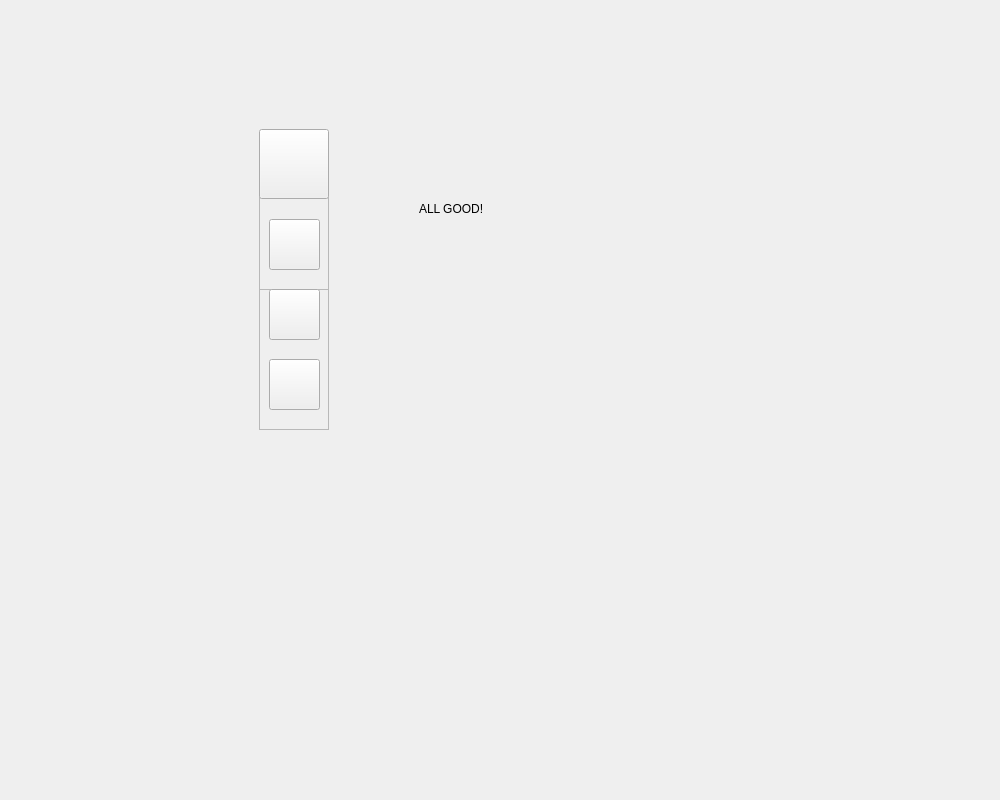
Qt form Yandex/designer/yandex.ui (IRINQUE/YandexLiceum-Messenger) before a commit.
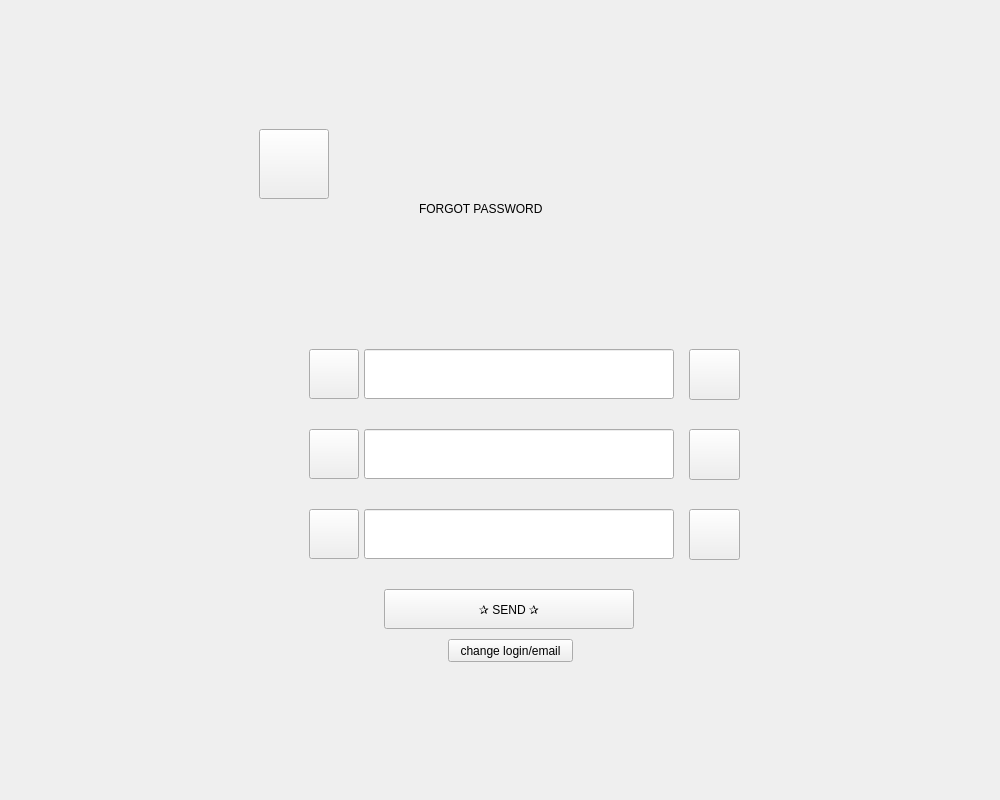
The same form after that commit.

```diff
--- a/Yandex/designer/yandex.ui
+++ b/Yandex/designer/yandex.ui
@@ -614,6 +614,238 @@
        <zorder>L_reg_warning_1</zorder>
        <zorder>L_reg_warning_2</zorder>
        <zorder>L_reg_const_3</zorder>
+       <zorder>B_reg_forgot_password</zorder>
+      </widget>
+      <widget class="QWidget" name="page_forgot_password">
+       <widget class="QLabel" name="L_forgot_password_const_0">
+        <property name="geometry">
+         <rect>
+          <x>410</x>
+          <y>150</y>
+          <width>300</width>
+          <height>100</height>
+         </rect>
+        </property>
+        <property name="text">
+         <string>FORGOT PASSWORD</string>
+        </property>
+       </widget>
+       <widget class="QLabel" name="L_forgot_password_const_1">
+        <property name="geometry">
+         <rect>
+          <x>250</x>
+          <y>120</y>
+          <width>500</width>
+          <height>380</height>
+         </rect>
+        </property>
+        <property name="text">
+         <string/>
+        </property>
+       </widget>
+       <widget class="QLabel" name="L_forgot_password_const_2">
+        <property name="geometry">
+         <rect>
+          <x>250</x>
+          <y>280</y>
+          <width>500</width>
+          <height>380</height>
+         </rect>
+        </property>
+        <property name="text">
+         <string/>
+        </property>
+       </widget>
+       <widget class="QLabel" name="L_forgot_password_const_3">
+        <property name="geometry">
+         <rect>
+          <x>250</x>
+          <y>640</y>
+          <width>500</width>
+          <height>45</height>
+         </rect>
+        </property>
+        <property name="text">
+         <string/>
+        </property>
+       </widget>
+       <widget class="QLineEdit" name="LE_forgot_password_login">
+        <property name="geometry">
+         <rect>
+          <x>355</x>
+          <y>340</y>
+          <width>310</width>
+          <height>50</height>
+         </rect>
+        </property>
+       </widget>
+       <widget class="QLineEdit" name="LE_forgot_password_email">
+        <property name="geometry">
+         <rect>
+          <x>355</x>
+          <y>420</y>
+          <width>310</width>
+          <height>50</height>
+         </rect>
+        </property>
+       </widget>
+       <widget class="QLineEdit" name="LE_forgot_password_code">
+        <property name="geometry">
+         <rect>
+          <x>355</x>
+          <y>500</y>
+          <width>310</width>
+          <height>50</height>
+         </rect>
+        </property>
+       </widget>
+       <widget class="QPushButton" name="B_forgot_password_save">
+        <property name="geometry">
+         <rect>
+          <x>375</x>
+          <y>580</y>
+          <width>250</width>
+          <height>40</height>
+         </rect>
+        </property>
+        <property name="text">
+         <string>✰ SEND ✰</string>
+        </property>
+       </widget>
+       <widget class="QPushButton" name="B_forgot_password_ic_log">
+        <property name="geometry">
+         <rect>
+          <x>300</x>
+          <y>340</y>
+          <width>50</width>
+          <height>50</height>
+         </rect>
+        </property>
+        <property name="text">
+         <string/>
+        </property>
+       </widget>
+       <widget class="QPushButton" name="B_forgot_password_ic_email">
+        <property name="geometry">
+         <rect>
+          <x>300</x>
+          <y>420</y>
+          <width>50</width>
+          <height>50</height>
+         </rect>
+        </property>
+        <property name="text">
+         <string/>
+        </property>
+       </widget>
+       <widget class="QPushButton" name="B_forgot_password_ic_code">
+        <property name="geometry">
+         <rect>
+          <x>300</x>
+          <y>500</y>
+          <width>50</width>
+          <height>50</height>
+         </rect>
+        </property>
+        <property name="text">
+         <string/>
+        </property>
+       </widget>
+       <widget class="QPushButton" name="B_forgot_password_back">
+        <property name="geometry">
+         <rect>
+          <x>250</x>
+          <y>120</y>
+          <width>70</width>
+          <height>70</height>
+         </rect>
+        </property>
+        <property name="text">
+         <string/>
+        </property>
+       </widget>
+       <widget class="QPushButton" name="B_forgot_password_change">
+        <property name="geometry">
+         <rect>
+          <x>439</x>
+          <y>630</y>
+          <width>125</width>
+          <height>23</height>
+         </rect>
+        </property>
+        <property name="text">
+         <string>change login/email</string>
+        </property>
+       </widget>
+       <widget class="QPushButton" name="B_forgot_password_warning_1">
+        <property name="geometry">
+         <rect>
+          <x>680</x>
+          <y>340</y>
+          <width>51</width>
+          <height>51</height>
+         </rect>
+        </property>
+        <property name="text">
+         <string/>
+        </property>
+       </widget>
+       <widget class="QPushButton" name="B_forgot_password_warning_2">
+        <property name="geometry">
+         <rect>
+          <x>680</x>
+          <y>420</y>
+          <width>51</width>
+          <height>51</height>
+         </rect>
+        </property>
+        <property name="text">
+         <string/>
+        </property>
+       </widget>
+       <widget class="QPushButton" name="B_forgot_password_warning_3">
+        <property name="geometry">
+         <rect>
+          <x>680</x>
+          <y>500</y>
+          <width>51</width>
+          <height>51</height>
+         </rect>
+        </property>
+        <property name="text">
+         <string/>
+        </property>
+       </widget>
+       <widget class="QLabel" name="L_forgot_password_warning">
+        <property name="geometry">
+         <rect>
+          <x>360</x>
+          <y>290</y>
+          <width>301</width>
+          <height>20</height>
+         </rect>
+        </property>
+        <property name="text">
+         <string/>
+        </property>
+       </widget>
+       <zorder>L_forgot_password_const_3</zorder>
+       <zorder>L_forgot_password_const_1</zorder>
+       <zorder>L_forgot_password_const_2</zorder>
+       <zorder>L_forgot_password_const_0</zorder>
+       <zorder>LE_forgot_password_login</zorder>
+       <zorder>LE_forgot_password_email</zorder>
+       <zorder>LE_forgot_password_code</zorder>
+       <zorder>B_forgot_password_save</zorder>
+       <zorder>B_forgot_password_ic_log</zorder>
+       <zorder>B_forgot_password_ic_email</zorder>
+       <zorder>B_forgot_password_ic_code</zorder>
+       <zorder>B_forgot_password_back</zorder>
+       <zorder>B_forgot_password_change</zorder>
+       <zorder>B_forgot_password_warning_1</zorder>
+       <zorder>B_forgot_password_warning_2</zorder>
+       <zorder>B_forgot_password_warning_3</zorder>
+       <zorder>L_forgot_password_warning</zorder>
       </widget>
       <widget class="QWidget" name="page_user">
        <widget class="QLabel" name="L_user_const_1">
```
Left out of the diff: 13 changed lines with no effect on the pictures.
